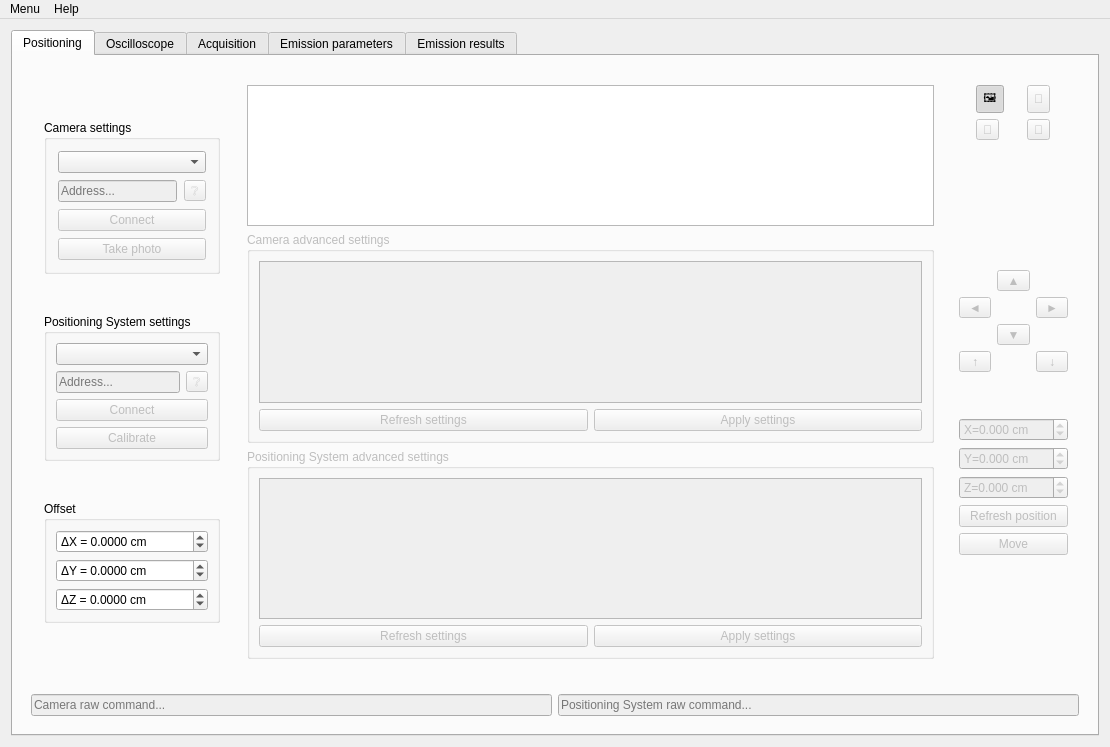
Before: the Qt Designer form ui/main.ui in GuillaumeFcr/SCA-Studio, drawn with Qt 5.
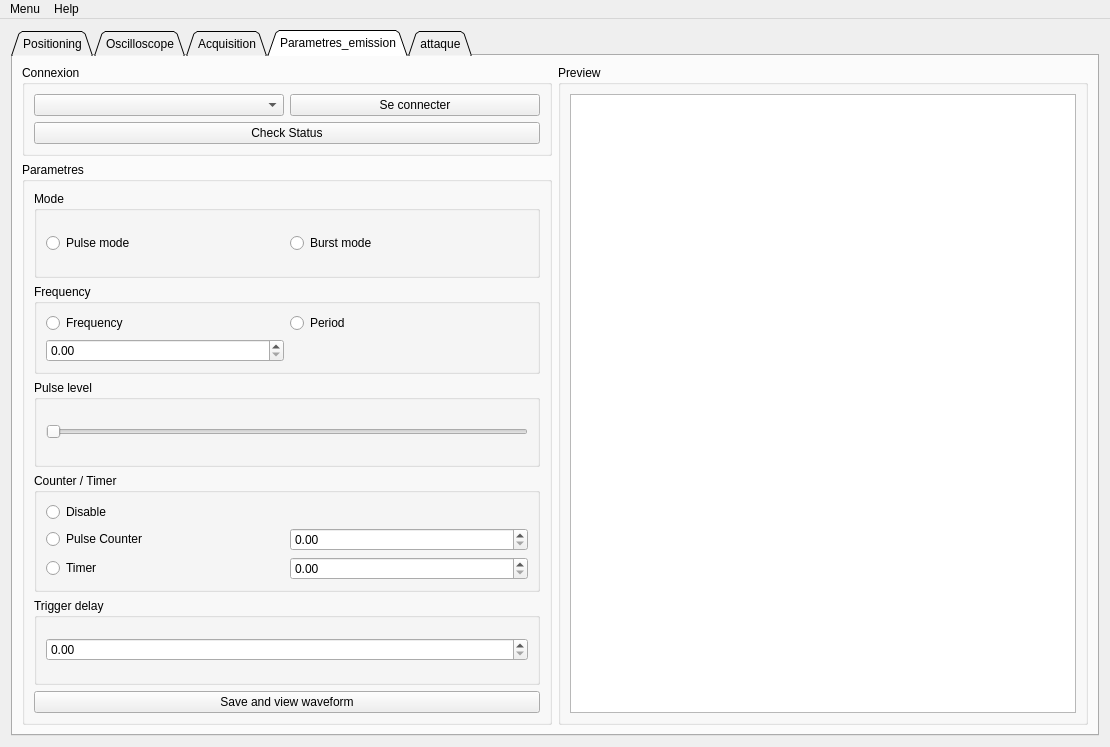
After: the same form once the commit is applied.

Patch:
```diff
--- a/ui/main.ui
+++ b/ui/main.ui
@@ -80,10 +80,16 @@
        <enum>QTabWidget::North</enum>
       </property>
       <property name="tabShape">
-       <enum>QTabWidget::Rounded</enum>
+       <enum>QTabWidget::TabShape::Triangular</enum>
       </property>
       <property name="currentIndex">
-       <number>0</number>
+       <number>3</number>
+      </property>
+      <property name="elideMode">
+       <enum>Qt::TextElideMode::ElideNone</enum>
+      </property>
+      <property name="usesScrollButtons">
+       <bool>true</bool>
       </property>
       <property name="documentMode">
        <bool>false</bool>
@@ -1588,165 +1594,150 @@
         </item>
        </layout>
       </widget>
-
-
-
-
-
-
-
-
-
-      <widget class="QWidget" name="emissionTab" native="true">
+      <widget class="QWidget" name="ParamTab">
        <property name="accessibleName">
         <string>PositioningTab</string>
        </property>
        <attribute name="title">
-        <string>Emission parameters</string>
+        <string>Parametres_emission</string>
        </attribute>
-       <layout class="QVBoxLayout" name="verticalLayout_emission">
-
-
-
+       <attribute name="toolTip">
+        <string>Paramétrage d'une attaque</string>
+       </attribute>
+       <layout class="QGridLayout" name="gridLayout_67">
+        <item row="0" column="0">
+         <layout class="QVBoxLayout" name="verticalLayout_13">
         <item>
-         <widget class="QGroupBox" name="emissionConnectGroupBox">
-          <property name="sizePolicy">
-           <sizepolicy hsizetype="Preferred" vsizetype="Fixed">
-            <horstretch>0</horstretch>
-            <verstretch>0</verstretch>
-           </sizepolicy>
-          </property>
+           <widget class="QGroupBox" name="groupBox_8">
           <property name="title">
-           <string>Connection</string>
-          </property>
-         </widget>
-        </item>
-
-
+             <string>Connexion</string>
+            </property>
+            <layout class="QVBoxLayout" name="verticalLayout_5">
+             <item>
+              <layout class="QHBoxLayout" name="horizontalLayout_8">
+               <item>
+                <widget class="QComboBox" name="comboBox">
+                 <property name="placeholderText">
+                  <string>Device</string>
+                 </property>
+                </widget>
+               </item>
         <item>
-         <widget class="QGroupBox" name="emissionModeGroupBox">
+                <widget class="QPushButton" name="pushButton_2">
+                 <property name="text">
+                  <string>Se connecter</string>
+                 </property>
+                </widget>
+               </item>
+              </layout>
+             </item>
+             <item>
+              <widget class="QPushButton" name="pushButton_3">
+               <property name="text">
+                <string>Check Status</string>
+               </property>
+              </widget>
+             </item>
+            </layout>
+           </widget>
+          </item>
+          <item>
+           <widget class="QGroupBox" name="groupBox">
           <property name="sizePolicy">
-           <sizepolicy hsizetype="Preferred" vsizetype="Fixed">
+             <sizepolicy hsizetype="Preferred" vsizetype="Expanding">
             <horstretch>0</horstretch>
             <verstretch>0</verstretch>
            </sizepolicy>
           </property>
+            <property name="title">
+             <string>Parametres</string>
+            </property>
+            <layout class="QVBoxLayout" name="verticalLayout_7">
+             <item>
+              <widget class="QGroupBox" name="groupBox_3">
           <property name="title">
            <string>Mode</string>
           </property>
-          <layout class="QHBoxLayout" name="horizontalLayout_mode">
+               <layout class="QHBoxLayout" name="horizontalLayout_7">
            <item>
             <widget class="QRadioButton" name="pulseModeRadio">
              <property name="text">
-              <string>Pulse Mode</string>
+                   <string>Pulse mode</string>
              </property>
             </widget>
            </item>
            <item>
             <widget class="QRadioButton" name="burstModeRadio">
              <property name="text">
-              <string>Burst Mode</string>
+                   <string>Burst mode</string>
              </property>
             </widget>
            </item>
-           <item>
-            <spacer name="horizontalSpacer">
-            <property name="orientation">
-            <enum>Qt::Horizontal</enum>
-            </property>
-            <property name="sizeHint">
-            <size>
-                <width>40</width>
-                <height>20</height>
-            </size>
-            </property>
-            <property name="sizeType">
-            <enum>QSizePolicy::Expanding</enum>
-            </property>
-            </spacer>
-            </item>
           </layout>
          </widget>
         </item>
 
         <item>
-        <widget class="QGroupBox" name="emissionFrequencyGroupBox">
+              <widget class="QGroupBox" name="groupBox_4">
         <property name="title">
         <string>Frequency</string>
         </property>
-
-        <layout class="QGridLayout" name="gridLayout_frequency">
-        <property name="columnStretch">
-        <string>1,2</string>
-        </property>
-
-        <item row="0" column="0">
-        <widget class="QRadioButton" name="frequencyRadio">
-        <property name="text">
-            <string>Frequency</string>
-        </property>
-        </widget>
-        </item>
-
+               <layout class="QGridLayout" name="gridLayout_14">
         <item row="0" column="1">
-        <widget class="QRadioButton" name="periodRadio">
+                 <widget class="QRadioButton" name="radioButton_4">
         <property name="text">
             <string>Period</string>
         </property>
         </widget>
         </item>
-
-        <item row="0" column="2">
-        <spacer name="frequencySpacer">
-        <property name="orientation">
-            <enum>Qt::Horizontal</enum>
-        </property>
-        <property name="sizeType">
-            <enum>QSizePolicy::Expanding</enum>
-        </property>
-        </spacer>
-        </item>
-
+                <item row="0" column="0">
+                 <widget class="QRadioButton" name="radioButton_3">
+                  <property name="text">
+                   <string>Frequency</string>
+                  </property>
+                 </widget>
+                </item>
         <item row="1" column="0">
-        <widget class="QDoubleSpinBox" name="frequencySpinBox"/>
-        </item>
-
-        <item row="1" column="1">
-        <widget class="QSlider" name="frequencySlider">
-        <property name="orientation">
-            <enum>Qt::Horizontal</enum>
-        </property>
-        </widget>
-        </item>
-        </layout>
-
-        </widget>
-        </item>
-
-
-
+                 <widget class="QDoubleSpinBox" name="doubleSpinBox"/>
+                </item>
+               </layout>
+              </widget>
+             </item>
         <item>
-        <widget class="QGroupBox" name="pulseLevelGroupBox">
+              <widget class="QGroupBox" name="groupBox_5">
             <property name="title">
-            <string>Pulse Level</string>
-            </property>
-            <layout class="QGridLayout" name="gridLayout_pulseLevel">
-            <item row="0" column="0">
-            <widget class="QDoubleSpinBox" name="pulseLevelSpinBox"/>
-            </item>
-            <item row="0" column="1">
-            <widget class="QSlider" name="pulseLevelSlider"/>
+                <string>Pulse level</string>
+               </property>
+               <layout class="QVBoxLayout" name="verticalLayout_8">
+                <item>
+                 <widget class="QSlider" name="horizontalSlider">
+                  <property name="sizePolicy">
+                   <sizepolicy hsizetype="Preferred" vsizetype="Fixed">
+                    <horstretch>0</horstretch>
+                    <verstretch>0</verstretch>
+                   </sizepolicy>
+                  </property>
+                  <property name="orientation">
+                   <enum>Qt::Orientation::Horizontal</enum>
+                  </property>
+                 </widget>
             </item>
             </layout>
         </widget>
         </item>
-
         <item>
-        <widget class="QGroupBox" name="counterTimerGroupBox">
+              <widget class="QGroupBox" name="groupBox_6">
             <property name="title">
             <string>Counter / Timer</string>
             </property>
-            <layout class="QGridLayout" name="gridLayout_counterTimer">
+               <layout class="QGridLayout" name="gridLayout_17">
+                <item row="2" column="0">
+                 <widget class="QRadioButton" name="radioButton_7">
+                  <property name="text">
+                   <string>Timer</string>
+                  </property>
+                 </widget>
+                </item>
             <item row="0" column="0">
             <widget class="QRadioButton" name="disableCounterRadio">
             <property name="text">
@@ -1762,49 +1753,61 @@
             </widget>
             </item>
             <item row="1" column="1">
-            <widget class="QSpinBox" name="pulseCounterSpinBox"/>
-            </item>
-            <item row="2" column="0">
-            <widget class="QRadioButton" name="timerRadio">
-            <property name="text">
-                <string>Timer</string>
-            </property>
-            </widget>
+                 <widget class="QDoubleSpinBox" name="doubleSpinBox_2"/>
             </item>
             <item row="2" column="1">
-            <widget class="QTimeEdit" name="timerEdit"/>
+                 <widget class="QDoubleSpinBox" name="doubleSpinBox_3"/>
             </item>
             </layout>
         </widget>
         </item>
-
         <item>
-        <widget class="QGroupBox" name="triggerDelayGroupBox">
+              <widget class="QGroupBox" name="groupBox_7">
             <property name="title">
-            <string>Trigger Delay</string>
-            </property>
-            <layout class="QFormLayout" name="formLayout_triggerDelay">
+                <string>Trigger delay</string>
+               </property>
+               <layout class="QVBoxLayout" name="verticalLayout_12">
+                <item>
+                 <widget class="QDoubleSpinBox" name="doubleSpinBox_4"/>
+                </item>
+               </layout>
+              </widget>
+             </item>
+             <item>
+              <layout class="QHBoxLayout" name="horizontalLayout_6">
+               <item>
+                <widget class="QPushButton" name="pushButton">
+                 <property name="sizePolicy">
+                  <sizepolicy hsizetype="Minimum" vsizetype="Fixed">
+                   <horstretch>0</horstretch>
+                   <verstretch>0</verstretch>
+                  </sizepolicy>
+                 </property>
+                 <property name="text">
+                  <string>Save and view waveform</string>
+                 </property>
+                </widget>
+               </item>
+              </layout>
+             </item>
+            </layout>
+           </widget>
+          </item>
+         </layout>
+        </item>
             <item row="0" column="1">
-            <widget class="QLineEdit" name="triggerDelayEdit"/>
-            </item>
-            </layout>
-        </widget>
-        </item>
-
-        <item>
-        <widget class="QWidget" name="emissionActionWidget">
-            <layout class="QHBoxLayout" name="horizontalLayout_actions">
-            <item>
-            <widget class="QPushButton" name="startPulsingButton">
-            <property name="text">
-                <string>Start Pulsing</string>
-            </property>
-            </widget>
-            </item>
+         <widget class="QGroupBox" name="groupBox_2">
+          <property name="title">
+           <string>Preview</string>
+          </property>
+          <layout class="QVBoxLayout" name="verticalLayout_10">
             <item>
-            <widget class="QPushButton" name="singlePulseButton">
-            <property name="text">
-                <string>Single Pulse</string>
+            <widget class="QGraphicsView" name="graphicsView">
+             <property name="sizePolicy">
+              <sizepolicy hsizetype="Preferred" vsizetype="Expanding">
+               <horstretch>0</horstretch>
+               <verstretch>0</verstretch>
+              </sizepolicy>
             </property>
             </widget>
             </item>
@@ -1815,34 +1818,83 @@
 
        </layout>
       </widget>
-
-
-
-
-
-
-
-
-      <widget class="QWidget" name="emissionTab" native="true">
+      <widget class="QWidget" name="ResultTab">
        <property name="accessibleName">
         <string>PositioningTab</string>
        </property>
        <attribute name="title">
-        <string>Emission results</string>
+        <string>attaque</string>
        </attribute>
-       <layout class="QVBoxLayout" name="verticalLayout_emission">
-
-
-
-       </layout>
-      </widget>
-
-
-
-
-
-
-
+       <attribute name="toolTip">
+        <string>Visualisation des résultats</string>
+       </attribute>
+       <layout class="QGridLayout" name="gridLayout_42">
+        <item row="0" column="0">
+         <widget class="QGroupBox" name="groupBox_9">
+          <property name="title">
+           <string>Sauvegarde émission</string>
+          </property>
+          <layout class="QVBoxLayout" name="verticalLayout_11">
+           <item>
+            <widget class="QPushButton" name="pushButton_4">
+             <property name="text">
+              <string>Select output directory</string>
+             </property>
+            </widget>
+           </item>
+          </layout>
+         </widget>
+        </item>
+        <item row="1" column="0">
+         <widget class="QGroupBox" name="groupBox_10">
+          <property name="title">
+           <string>Machin</string>
+          </property>
+          <layout class="QHBoxLayout" name="horizontalLayout_9">
+           <item>
+            <widget class="QRadioButton" name="radioButton_9">
+             <property name="text">
+              <string>RadioButton</string>
+             </property>
+            </widget>
+           </item>
+          </layout>
+         </widget>
+        </item>
+        <item row="0" column="1">
+         <widget class="QGroupBox" name="groupBox_11">
+          <property name="title">
+           <string>Analyse </string>
+          </property>
+          <layout class="QHBoxLayout" name="horizontalLayout_11">
+           <item>
+            <widget class="QRadioButton" name="radioButton_8">
+             <property name="text">
+              <string>RadioButton</string>
+             </property>
+            </widget>
+           </item>
+          </layout>
+         </widget>
+        </item>
+        <item row="1" column="1">
+         <widget class="QGroupBox" name="groupBox_12">
+          <property name="title">
+           <string>Truc</string>
+          </property>
+          <layout class="QHBoxLayout" name="horizontalLayout_10">
+           <item>
+            <widget class="QRadioButton" name="radioButton_10">
+             <property name="text">
+              <string>RadioButton</string>
+             </property>
+            </widget>
+           </item>
+          </layout>
+         </widget>
+        </item>
+       </layout>
+      </widget>
      </widget>
     </item>
    </layout>
```
Left out of the diff: 82 changed lines with no effect on the pictures. Lines whose indentation alone changed are shown as unchanged.
